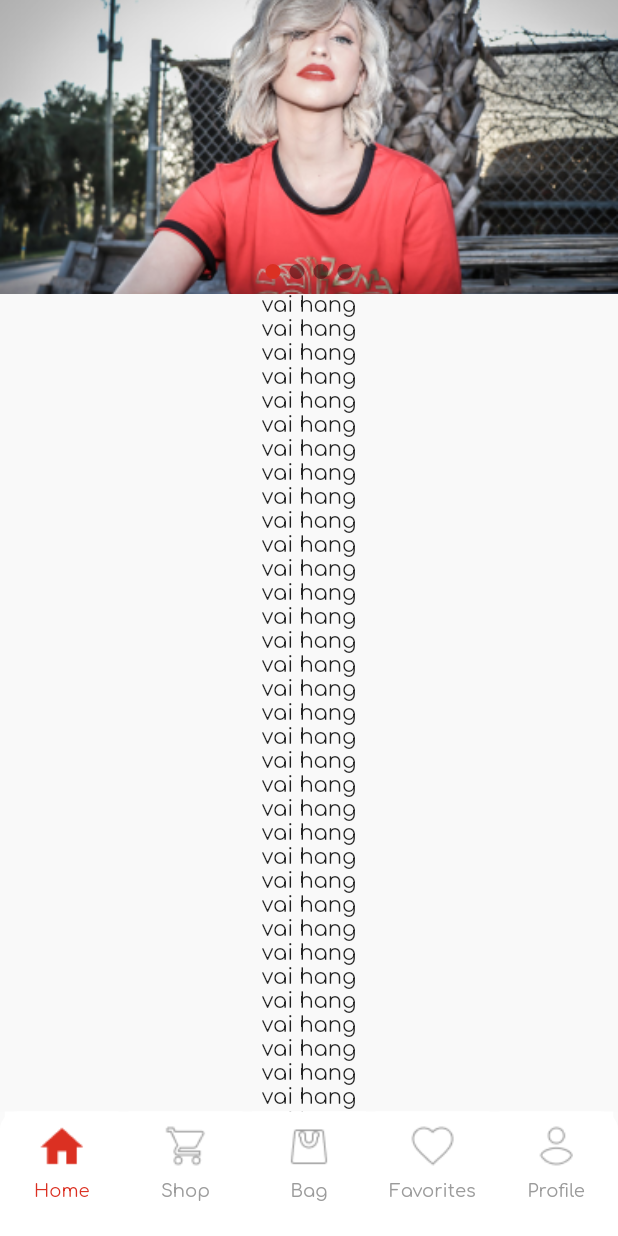
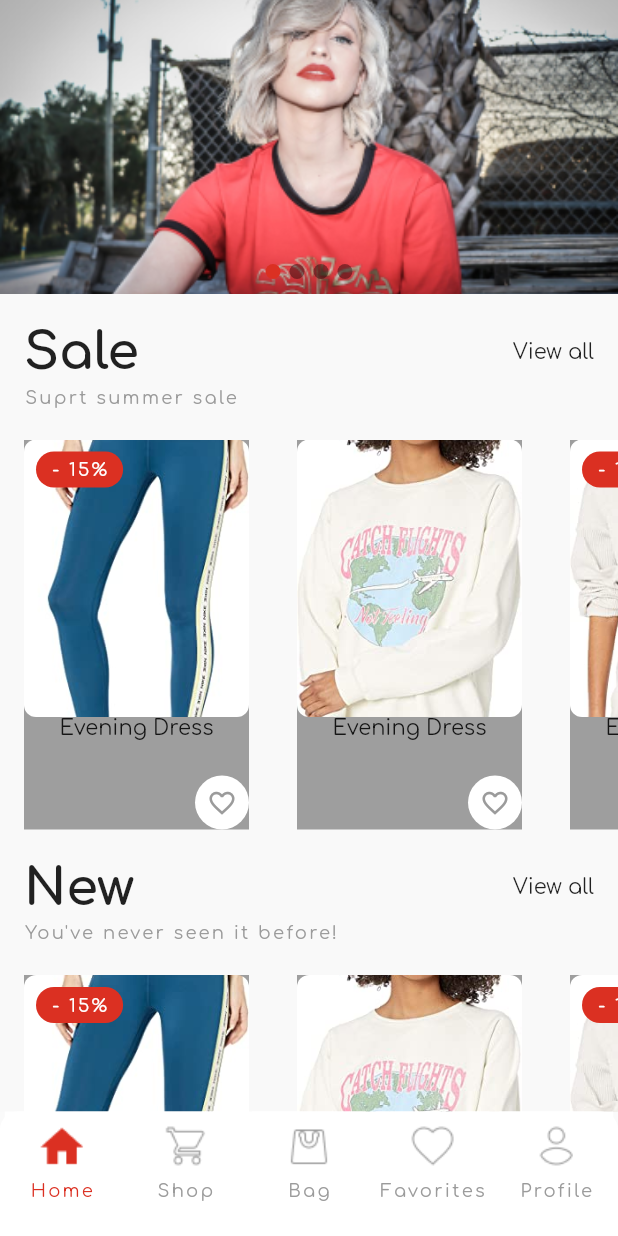
Before and after one commit to mannv/flutter_commerce, a Flutter app: the screen it shows after launch, on a phone screen of 412 x 824 dp. Run offline on Flutter 3.47's test engine with Material 2 defaults, Android fonts, the phone set to English and light mode, and no system bars; drawn by our look-alikes of carousel_slider; our stand-ins replace flutter_form_builder.

Commit message:
commit code

```diff
--- a/lib/main.dart
+++ b/lib/main.dart
@@ -21,6 +21,7 @@ class MyApp extends StatelessWidget {
           ),
           textTheme: TextTheme(
               headline: TextStyle(fontSize: 34.0, fontFamily: 'Comfortaa-Bold'),
+              overline: TextStyle(fontSize: 12.0, color: Color(0xFF9B9B9B)),
               button: TextStyle(
                   fontSize: 14.0,
                   fontFamily: 'Comfortaa-SemiBold',
--- /dev/null
+++ b/lib/models/product_model.dart
@@ -0,0 +1,131 @@
+class Product {
+  String title;
+  double oldPrice;
+  double price;
+  int discount;
+  String image;
+  String category;
+  int avgStar;
+  int totalRate;
+
+  Product(
+      {this.title,
+      this.oldPrice,
+      this.price,
+      this.discount,
+      this.image,
+      this.category,
+      this.avgStar,
+      this.totalRate});
+}
+
+List<Product> products = [
+  Product(
+      title: 'Evening Dress',
+      oldPrice: 50.5,
+      price: 25.0,
+      discount: 15,
+      image: '1.jpg',
+      category: 'Sitlly',
+      avgStar: 4,
+      totalRate: 100),
+  Product(
+      title: 'Evening Dress',
+      oldPrice: 0,
+      price: 45.0,
+      discount: 0,
+      image: '2.jpg',
+      category: 'Sitlly',
+      avgStar: 4,
+      totalRate: 100),
+  Product(
+      title: 'Evening Dress',
+      oldPrice: 50.5,
+      price: 25.0,
+      discount: 15,
+      image: '3.jpg',
+      category: 'Sitlly',
+      avgStar: 4,
+      totalRate: 100),
+  Product(
+      title: 'Evening Dress',
+      oldPrice: 50.5,
+      price: 25.0,
+      discount: 15,
+      image: '4.jpg',
+      category: 'Sitlly',
+      avgStar: 4,
+      totalRate: 100),
+  Product(
+      title: 'Evening Dress',
+      oldPrice: 50.5,
+      price: 25.0,
+      discount: 15,
+      image: '5.jpg',
+      category: 'Sitlly',
+      avgStar: 4,
+      totalRate: 100),
+  Product(
+      title: 'Evening Dress',
+      oldPrice: 50.5,
+      price: 25.0,
+      discount: 15,
+      image: '6.jpg',
+      category: 'Sitlly',
+      avgStar: 4,
+      totalRate: 100),
+  Product(
+      title: 'Evening Dress',
+      oldPrice: 50.5,
+      price: 25.0,
+      discount: 15,
+      image: '7.jpg',
+      category: 'Sitlly',
+      avgStar: 4,
+      totalRate: 100),
+  Product(
+      title: 'Evening Dress',
+      oldPrice: 50.5,
+      price: 25.0,
+      discount: 15,
+      image: '8.jpg',
+      category: 'Sitlly',
+      avgStar: 4,
+      totalRate: 100),
+  Product(
+      title: 'Evening Dress',
+      oldPrice: 50.5,
+      price: 25.0,
+      discount: 15,
+      image: '9.jpg',
+      category: 'Sitlly',
+      avgStar: 4,
+      totalRate: 100),
+  Product(
+      title: 'Evening Dress',
+      oldPrice: 50.5,
+      price: 25.0,
+      discount: 15,
+      image: '10.jpg',
+      category: 'Sitlly',
+      avgStar: 4,
+      totalRate: 100),
+  Product(
+      title: 'Evening Dress',
+      oldPrice: 50.5,
+      price: 25.0,
+      discount: 15,
+      image: '11.jpg',
+      category: 'Sitlly',
+      avgStar: 4,
+      totalRate: 100),
+  Product(
+      title: 'Evening Dress',
+      oldPrice: 50.5,
+      price: 25.0,
+      discount: 15,
+      image: '12.jpg',
+      category: 'Sitlly',
+      avgStar: 4,
+      totalRate: 100)
+];
--- a/lib/scenes/home-page.dart
+++ b/lib/scenes/home-page.dart
@@ -31,10 +31,11 @@ class _HomePageState extends State<HomePage> {
           ? '${icon}_activated.png'
           : '${icon}_inactive.png';
 
-      TextStyle textActivated =
-          TextStyle(fontSize: 12.0, color: Color(0xFFDB3022));
-      TextStyle textInactive =
-          TextStyle(fontSize: 12.0, color: Color(0xFF9B9B9B));
+      TextStyle textActivated = Theme.of(context)
+          .textTheme
+          .overline
+          .copyWith(color: Color(0xFFDB3022));
+      TextStyle textInactive = Theme.of(context).textTheme.overline;
 
       return GestureDetector(
         onTap: () {
--- a/lib/widgets/home_page/tab_home.dart
+++ b/lib/widgets/home_page/tab_home.dart
@@ -1,5 +1,8 @@
+import 'dart:ui';
+
 import 'package:flutter/material.dart';
 import 'package:carousel_slider/carousel_slider.dart';
+import 'package:flutter_commerce/models/product_model.dart';
 
 class TabHome extends StatefulWidget {
   @override
@@ -34,7 +37,7 @@ class _TabHomeState extends State<TabHome> {
       }).toList(),
     );
 
-    final _bannerSlide = Container(
+    Widget _bannerSlide = Container(
       child: Stack(
         children: <Widget>[
           CarouselSlider(
@@ -70,75 +73,201 @@ class _TabHomeState extends State<TabHome> {
       ),
     );
 
-    return Container(
-        decoration: BoxDecoration(color: Theme.of(context).backgroundColor),
-        child: ListView(
+    return ListView(
       padding: EdgeInsets.zero,
       children: <Widget>[
         _bannerSlide,
-            Column(
+        Container(
+          decoration: BoxDecoration(color: Theme.of(context).backgroundColor),
+          child: Column(
+            crossAxisAlignment: CrossAxisAlignment.start,
             children: <Widget>[
-                Text('vai hang'),
-                Text('vai hang'),
-                Text('vai hang'),
-                Text('vai hang'),
-                Text('vai hang'),
-                Text('vai hang'),
-                Text('vai hang'),
-                Text('vai hang'),
-                Text('vai hang'),
-                Text('vai hang'),
-                Text('vai hang'),
-                Text('vai hang'),
-                Text('vai hang'),
-                Text('vai hang'),
-                Text('vai hang'),
-                Text('vai hang'),
-                Text('vai hang'),
-                Text('vai hang'),
-                Text('vai hang'),
-                Text('vai hang'),
-                Text('vai hang'),
-                Text('vai hang'),
-                Text('vai hang'),
-                Text('vai hang'),
-                Text('vai hang'),
-                Text('vai hang'),
-                Text('vai hang'),
-                Text('vai hang'),
-                Text('vai hang'),
-                Text('vai hang'),
-                Text('vai hang'),
-                Text('vai hang'),
-                Text('vai hang'),
-                Text('vai hang'),
-                Text('vai hang'),
-                Text('vai hang'),
-                Text('vai hang'),
-                Text('vai hang'),
-                Text('vai hang'),
-                Text('vai hang'),
-                Text('vai hang'),
-                Text('vai hang'),
-                Text('vai hang'),
-                Text('vai hang'),
-                Text('vai hang'),
-                Text('vai hang'),
-                Text('vai hang'),
-                Text('vai hang'),
-                Text('vai hang'),
-                Text('vai hang'),
-                Text('vai hang'),
-                Text('vai hang'),
-                Text('vai hang'),
-                SizedBox(height: 40.0),
+              Padding(
+                padding: EdgeInsets.only(top: 20.0),
+                child: FeatureProduction(
+                    title: 'Sale', description: 'Suprt summer sale'),
+              ),
+              Padding(
+                padding: EdgeInsets.only(top: 20.0),
+                child: FeatureProduction(
+                    title: 'New', description: 'You\'ve never seen it before!'),
+              ),
+            ],
+          ),
+        )
+      ],
+    );
+  }
+}
+
+class FeatureProduction extends StatefulWidget {
+  String title;
+  String description;
+
+  FeatureProduction({this.title, this.description}) : super();
+
+  @override
+  State createState() {
+    return _FeatureProduction();
+  }
+}
+
+class _FeatureProduction extends State<FeatureProduction> {
+  @override
+  Widget build(BuildContext context) {
+    return Container(
+      child: Column(
+        crossAxisAlignment: CrossAxisAlignment.start,
+        children: <Widget>[
+          Container(
+            padding: EdgeInsets.symmetric(horizontal: 16.0),
+            child: Column(
+              crossAxisAlignment: CrossAxisAlignment.start,
+              children: <Widget>[
+                Row(
+                  mainAxisAlignment: MainAxisAlignment.spaceBetween,
+                  children: <Widget>[
+                    Text(
+                      widget.title,
+                      style: Theme.of(context).textTheme.headline,
+                    ),
+                    GestureDetector(
+                      onTap: () {
+                        print('View all sale product');
+                      },
+                      child: Text('View all'),
+                    )
+                  ],
+                ),
+                Padding(
+                  padding: EdgeInsets.only(top: 4.0),
+                  child: Text(
+                    widget.description,
+                    style: Theme.of(context).textTheme.overline,
+                  ),
+                )
+              ],
+            ),
+          ),
+          SizedBox(
+            height: 22.0,
+          ),
+          Container(
+            height: 260.0,
+            child: ListView(
+              scrollDirection: Axis.horizontal,
+              children: <Widget>[
+                Row(
+                  children: products.map((prod) {
+                    return _ProductionItem(product: prod);
+                  }).toList(),
+                )
+              ],
+            ),
+          )
+        ],
+      ),
+    );
+  }
+}
+
+class _ProductionItem extends StatefulWidget {
+  Product product;
+
+  _ProductionItem({this.product}) : super();
+
+  @override
+  State createState() {
+    return _ProductionItemState();
+  }
+}
+
+class _ProductionItemState extends State<_ProductionItem> {
+  @override
+  Widget build(BuildContext context) {
+    Widget discountInfo = Positioned(
+      top: 8.0,
+      left: 8.0,
+      child: Text(''),
+    );
+
+    if (widget.product.discount > 0) {
+      discountInfo = Positioned(
+        top: 8.0,
+        left: 8.0,
+        child: Container(
+          padding: EdgeInsets.symmetric(horizontal: 10.0),
+          height: 24.0,
+          decoration: BoxDecoration(
+              color: Theme.of(context).primaryColor,
+              borderRadius: BorderRadius.circular(29.0)),
+          child: Center(
+            child: Text(
+              '- ${widget.product.discount}%',
+              style: Theme.of(context)
+                  .textTheme
+                  .overline
+                  .copyWith(color: Colors.white),
+            ),
+          ),
+        ),
+      );
+    }
+
+    Widget saveToFavorite = Positioned(
+      bottom: 0.0,
+      right: 0.0,
+      child: GestureDetector(
+        onTap: () {
+          print('save to favorite');
+        },
+        child: Container(
+          width: 36.0,
+          height: 36.0,
+          decoration: BoxDecoration(
+              color: Colors.white, borderRadius: BorderRadius.circular(25.0)),
+          child: Icon(
+            Icons.favorite_border,
+            size: 20.0,
+            color: Color(0xFF9B9B9B),
+          ),
+        ),
+      ),
+    );
+
+    return Container(
+      margin: EdgeInsets.symmetric(horizontal: 16.0),
+      height: 260.0,
+      width: 150.0,
+      decoration: BoxDecoration(color: Colors.grey),
+      child: Column(
+        children: <Widget>[
+          Stack(
+            children: <Widget>[
+              Container(
+                height: 260,
+                child: Column(
+                  children: <Widget>[
+                    Container(
+                      width: 150.0,
+                      height: 185.0,
+                      child: ClipRRect(
+                        borderRadius: BorderRadius.circular(8.0),
+                        child: Image.asset(
+                            'images/product/${widget.product.image}',
+                            fit: BoxFit.cover),
+                      ),
+                    ),
+                    Text(widget.product.title)
+                  ],
+                ),
+              ),
+              discountInfo,
+              saveToFavorite,
             ],
           )
         ],
-        ));
-//    return Container(
-//      padding: EdgeInsets.only(top: 100.0),
-//      child: Text('Home Tab'),
-//    );
+      ),
+    );
   }
 }
--- a/pubspec.yaml
+++ b/pubspec.yaml
@@ -25,6 +25,7 @@ dependencies:
   cupertino_icons: ^0.1.2
   flutter_form_builder: ^3.8.3
   carousel_slider: ^2.0.0
+  flutter_rating_bar: ^3.0.1+1
 
 dev_dependencies:
   flutter_test:
@@ -47,6 +48,7 @@ flutter:
     - images/icons/bottom_nagivator_bar/
     - images/icons/
     - images/banners/
+    - images/product/
   #  - images/a_dot_ham.jpeg
 
   # An image asset can refer to one or more resolution-specific "variants", see
```
Also changed, not shown: images/product/1.jpg (added), images/product/10.jpg (added), images/product/11.jpg (added), images/product/12.jpg (added), images/product/2.jpg (added), images/product/3.jpg (added), images/product/4.jpg (added), images/product/5.jpg (added), images/product/6.jpg (added), images/product/7.jpg (added), images/product/8.jpg (added), images/product/9.jpg (added), pubspec.lock. Lines whose indentation alone changed are shown as unchanged.
